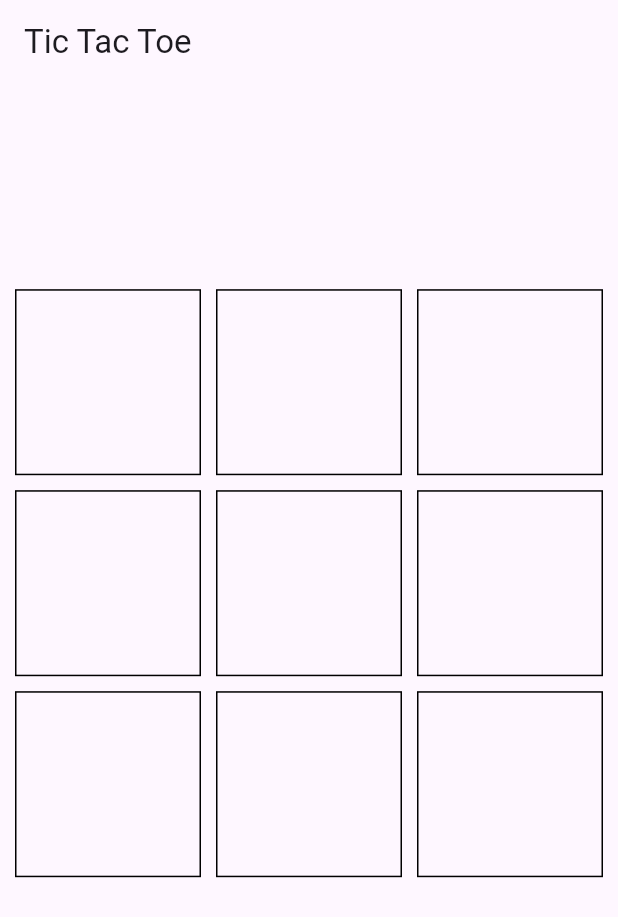
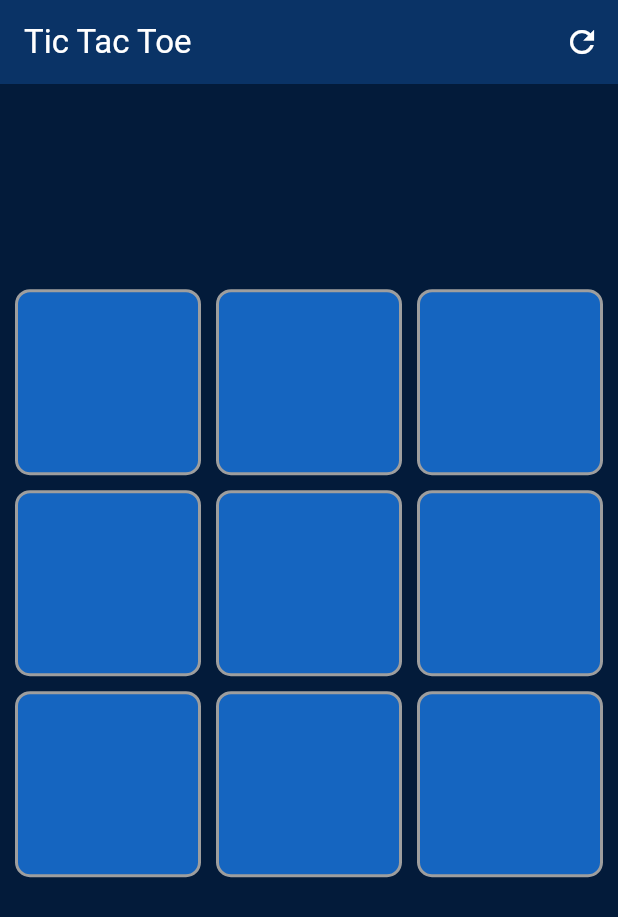
Before and after one commit to SR-Hossain/Tic-Tac-Toe, a Flutter app: the screen it shows after launch, on a phone screen of 412 x 824 dp. Shown: the top 917 px of the screen. Run offline on Flutter 3.47's test engine with Material 3 defaults, Android fonts, the phone set to English and light mode, and no system bars; our stand-ins replace flutter_riverpod.

Commit message:
Version 1.0

```diff
--- a/lib/main.dart
+++ b/lib/main.dart
@@ -1,6 +1,6 @@
 import 'package:flutter/material.dart';
 import 'package:flutter_riverpod/flutter_riverpod.dart';
-import './pages/game_screen.dart';
+import 'presentation/pages/game_screen.dart';
 
 void main() => runApp(const ProviderScope(child: MainApp()));
 
--- a/lib/pages/game_screen.dart
+++ b/lib/presentation/pages/game_screen.dart
@@ -1,6 +1,7 @@
 import 'package:flutter/material.dart';
 import 'package:flutter_riverpod/flutter_riverpod.dart';
-import 'package:tic_tac_toe/widgets/grid_board/grid_board.dart';
+import 'package:tic_tac_toe/presentation/notifiers/providers.dart';
+import 'package:tic_tac_toe/presentation/widgets/grid_board/grid_board.dart';
 
 class GameScreen extends ConsumerStatefulWidget {
   const GameScreen({super.key});
@@ -18,7 +19,18 @@ class _GameScreenState extends ConsumerState<GameScreen> {
         screenHeight * 0.6; // Adjust the multiplier to set desired grid height
 
     return Scaffold(
-      appBar: AppBar(title: const Text('Tic Tac Toe')),
+      appBar: AppBar(
+        title: const Text('Tic Tac Toe'),
+        actions: [
+          IconButton(
+              onPressed: () {
+                resetProviders(ref);
+              },
+              icon: const Icon(Icons.refresh))
+        ],
+        foregroundColor: Colors.white,
+        backgroundColor: const Color.fromARGB(255, 10, 51, 102),
+      ),
       body: Container(
         padding: const EdgeInsets.all(10),
         alignment: Alignment.center,
@@ -27,6 +39,7 @@ class _GameScreenState extends ConsumerState<GameScreen> {
           child: const GridBoard(),
         ),
       ),
+      backgroundColor: const Color.fromARGB(255, 3, 27, 58),
     );
   }
 }
--- /dev/null
+++ b/lib/presentation/widgets/common_widgets.dart
@@ -0,0 +1,35 @@
+import 'package:flutter/material.dart';
+
+class Cell extends StatelessWidget {
+  final childWidget;
+
+  const Cell({super.key, required this.childWidget});
+
+  @override
+  Widget build(BuildContext context) {
+    return Container(
+      alignment: Alignment.center,
+      decoration: BoxDecoration(
+        border: Border.all(
+          color: Colors.grey,
+          width: 2,
+        ),
+        borderRadius: BorderRadius.circular(10.0),
+        color: Colors.blue[800],
+      ),
+      padding: const EdgeInsets.all(16.0),
+      child: Text(
+        childWidget,
+        style: const TextStyle(fontSize: 60),
+      ),
+    );
+  }
+}
+
+class TextWithSize extends Text {
+  const TextWithSize(super.data, {super.key});
+
+  // @override
+  @override
+  TextStyle? get style => const TextStyle(fontSize: 20, color: Colors.white);
+}
--- /dev/null
+++ b/lib/presentation/widgets/grid_board/grid_board.dart
@@ -0,0 +1,16 @@
+import 'package:flutter/material.dart';
+import 'package:tic_tac_toe/presentation/widgets/grid_board/grid_cell/grid_cell.dart';
+
+class GridBoard extends StatelessWidget {
+  const GridBoard({super.key});
+
+  @override
+  Widget build(BuildContext context) {
+    return GridView.count(
+      crossAxisCount: 3, // Set the number of columns to 3
+      mainAxisSpacing: 10, // Add spacing between grid cells
+      crossAxisSpacing: 10,
+      children: List.generate(9, (index) => GridCell(index: index)),
+    );
+  }
+}
--- a/lib/resource/providers.dart
+++ /dev/null
@@ -1,4 +0,0 @@
-import 'package:flutter_riverpod/flutter_riverpod.dart';
-
-final gridDataProvider =
-    Provider((ref) => ['', '', '', '', '', '', '', '', '']);
--- a/lib/widgets/grid_board/grid_board.dart
+++ /dev/null
@@ -1,22 +0,0 @@
-import 'package:flutter/material.dart';
-import 'package:flutter_riverpod/flutter_riverpod.dart';
-import 'package:tic_tac_toe/widgets/grid_board/sub_widgets/grid_cell.dart';
-import '../../resource/providers.dart';
-
-class GridBoard extends ConsumerWidget {
-  const GridBoard({super.key});
-
-  @override
-  Widget build(BuildContext context, WidgetRef ref) {
-    final gridData = ref.watch(gridDataProvider);
-
-    return GridView.count(
-      crossAxisCount: 3, // Set the number of columns to 3
-      mainAxisSpacing: 10, // Add spacing between grid cells
-      crossAxisSpacing: 10,
-      children: gridData.map((cellData) {
-        return GridCell(cellData: cellData);
-      }).toList(),
-    );
-  }
-}
--- a/lib/widgets/grid_board/sub_widgets/grid_cell.dart
+++ /dev/null
@@ -1,19 +0,0 @@
-import 'package:flutter/material.dart';
-
-class GridCell extends StatelessWidget {
-  final String cellData;
-
-  const GridCell({super.key, required this.cellData});
-
-  @override
-  Widget build(BuildContext context) {
-    return Container(
-      padding: const EdgeInsets.all(10),
-      alignment: Alignment.center,
-      decoration: BoxDecoration(
-        border: Border.all(color: Colors.black),
-      ),
-      child: Text(cellData),
-    );
-  }
-}
```
Also changed, not shown: lib/presentation/notifiers/providers.dart (added, +76 -0 lines), lib/presentation/widgets/grid_board/grid_cell/grid_cell.dart (added, +52 -0 lines).
